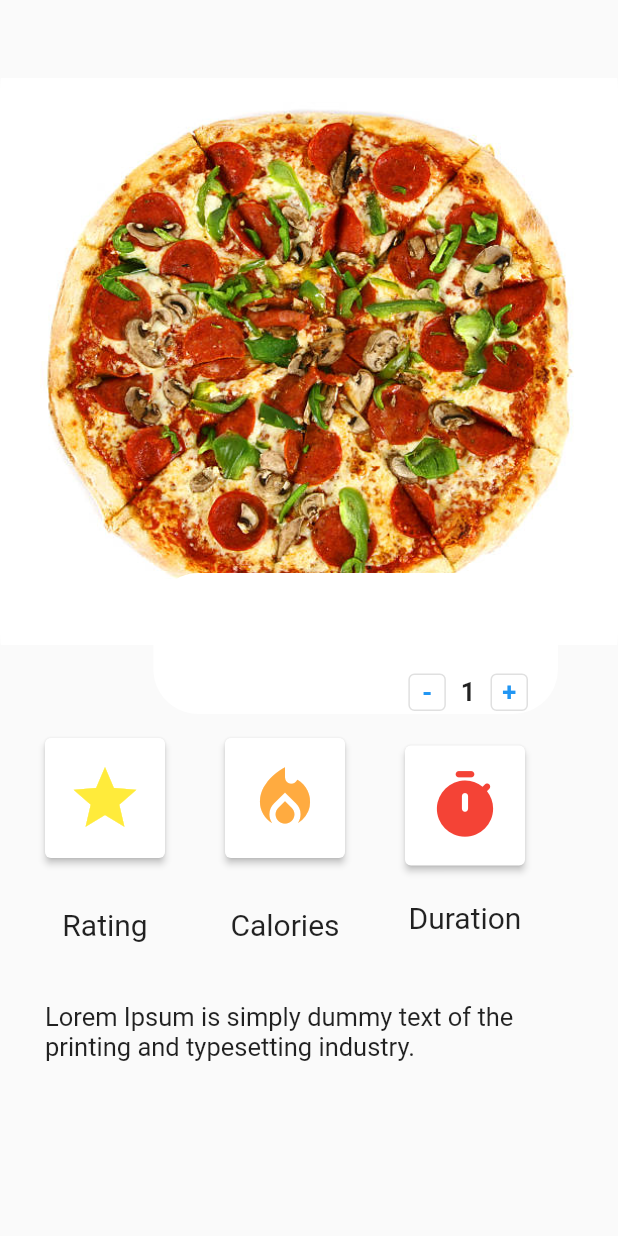
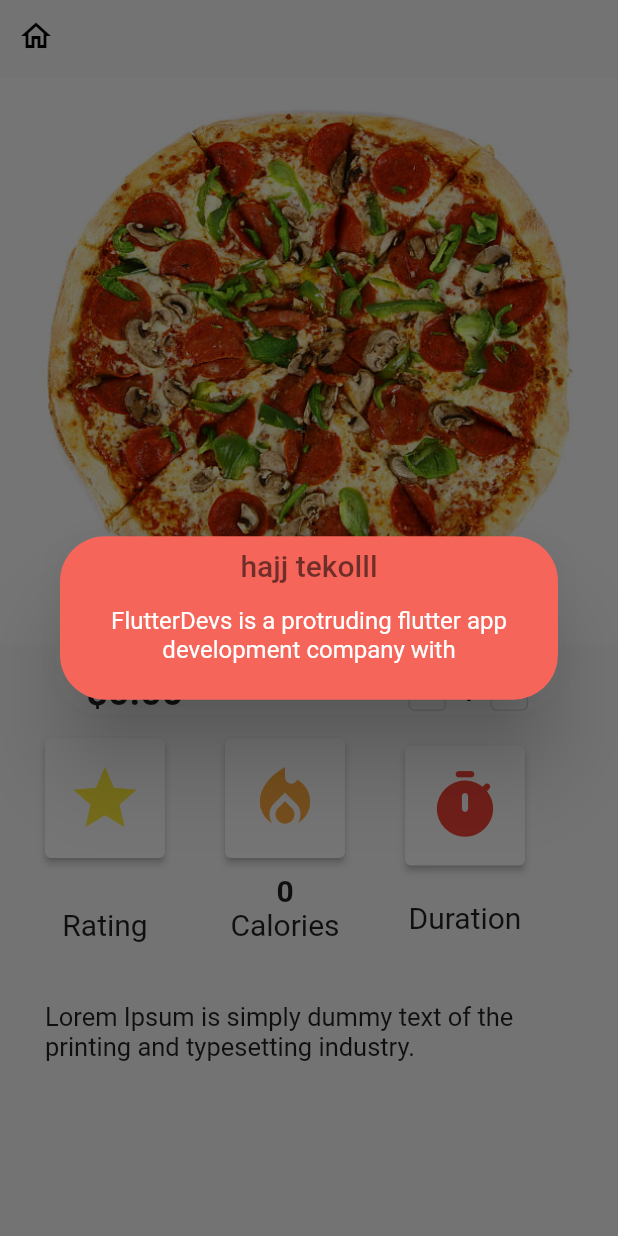
Before and after one commit to karenchehade/food-delivery, a Flutter app: the DetailPage screen opened directly with empty values, after a tap on an icon or button, on a phone screen of 412 x 824 dp. Run offline on Flutter 3.47's test engine with Material 2 defaults, Android fonts, the phone set to English and light mode, and no system bars; our stand-ins replace flutter_svg, get.

Commit message:
app done with Getx

```diff
--- a/lib/detail-controller.dart
+++ b/lib/detail-controller.dart
@@ -1,13 +1,12 @@
 import 'package:get/get.dart';
 
 class DetailController extends GetxController {
-  int quantity = 0;
+  int quantity = 1;
   int price = 1;
+  int calorie = 0;
 
   @override
   void onInit() {
-    addQuantity();
-    removeQuantity();
     super.onInit();
   }
 
@@ -21,8 +20,9 @@ class DetailController extends GetxController {
     update();
   }
 
-  void updatePrice() {
-    price = price * quantity;
+  void updatePrice(pri, cal) {
+    price = pri * quantity;
+    calorie = cal * quantity;
     update();
   }
 }
--- a/lib/detail-page.dart
+++ b/lib/detail-page.dart
@@ -1,6 +1,7 @@
 import 'package:flutter/cupertino.dart';
 import 'package:flutter/material.dart';
 import 'package:food/detail-controller.dart';
+import 'package:food/home-page.dart';
 import 'package:get/get.dart';
 
 class DetailPage extends StatelessWidget {
@@ -16,8 +17,10 @@ class DetailPage extends StatelessWidget {
         // appBar: AppBar(
         //   title: const Text('chattak'),
         //   backgroundColor: Colors.white,
+
         // ),
-      body: Container(
+        body: GetBuilder<DetailController>(
+      builder: (_) => Container(
         child: Column(
           children: [
             Stack(children: <Widget>[
@@ -29,6 +32,13 @@ class DetailPage extends StatelessWidget {
                       image: AssetImage('assets/images/img5.jpg'),
                     ),
                   )),
+              Container(
+                child: IconButton(
+                  onPressed: () => Get.to(() => MyHomePage()),
+                  icon: const Icon(Icons.home_outlined),
+                  color: Colors.black,
+                ),
+              ),
               Positioned(
                 right: 30,
                 top: height / 2 - 40,
@@ -52,17 +62,26 @@ class DetailPage extends StatelessWidget {
                       ),
                       Row(
                         children: [
-                          Text(
-                            Get.arguments['price'],
-                            style: TextStyle(
-                                fontSize: 25, fontWeight: FontWeight.bold),
+                          detailController.price != 1
+                              ? Text(
+                                  // ignore: prefer_interpolation_to_compose_strings
+                                  '\$' +
+                                      detailController.price.toString() +
+                                      '.00',
+                                  style: const TextStyle(
+                                      fontSize: 25,
+                                      fontWeight: FontWeight.bold),
+                                )
+                              : Text(
+                                  '\$' + Get.arguments['price'] + '.00',
+                                  style: const TextStyle(
+                                      fontSize: 25,
+                                      fontWeight: FontWeight.bold),
                                 ),
                           const SizedBox(
                             width: 150,
                           ),
-                          GetBuilder<DetailController>(
-                              builder: (_) => Container(
-                                    child: Row(children: [
+                          Row(children: [
                             Container(
                               height: 25,
                               width: 25,
@@ -71,7 +90,25 @@ class DetailPage extends StatelessWidget {
                                   padding: const EdgeInsets.all(0),
                                 ),
                                 onPressed: () {
+                                      if (detailController.quantity > 1) {
                                     detailController.removeQuantity();
+                                    detailController.updatePrice(
+                                        int.parse(Get.arguments['price']),
+                                        int.parse(Get.arguments['calories']));
+                                  } else {
+                                    Get.defaultDialog(
+                                        title: "hajj tekolll",
+                                        middleText:
+                                            "FlutterDevs is a protruding flutter app development company with "
+                                           ,
+                                        backgroundColor: Color.fromARGB(255, 245, 101, 90),
+                                        titleStyle:
+                                            TextStyle(color: Colors.black54),
+                                        middleTextStyle:
+                                            TextStyle(color: Colors.white),
+                                        radius: 30);
+                                  }
+
                                 },
                                 child: const Text(
                                   '-',
@@ -82,10 +119,10 @@ class DetailPage extends StatelessWidget {
                               ),
                             ),
                             Container(
-                                          margin: const EdgeInsets.only(
-                                              right: 10, left: 10),
+                                margin:
+                                    const EdgeInsets.only(right: 10, left: 10),
                                 child: Text(
-                                            detailController.price.toString(),
+                                  detailController.quantity.toString(),
                                   style: TextStyle(
                                       fontSize: 17,
                                       fontWeight: FontWeight.bold),
@@ -99,6 +136,9 @@ class DetailPage extends StatelessWidget {
                                 ),
                                 onPressed: () {
                                detailController.addQuantity();
+                                  detailController.updatePrice(
+                                      int.parse(Get.arguments['price']),
+                                      int.parse(Get.arguments['calories']));
                                 },
                                 child: const Text(
                                   '+',
@@ -109,7 +149,6 @@ class DetailPage extends StatelessWidget {
                               ),
                             ),
                           ]),
-                                  ))
                         ],
                       )
                     ],
@@ -167,9 +206,15 @@ class DetailPage extends StatelessWidget {
                               size: 50,
                             )),
                       ),
-                      Text(Get.arguments['calories'],
-                          style: TextStyle(
-                              fontSize: 20, fontWeight: FontWeight.bold)),
+                      detailController.calorie != 0
+                          ? Text(detailController.calorie.toString(),
+                              style: const TextStyle(
+                                  fontSize: 20, fontWeight: FontWeight.bold))
+                          : Text(
+                              Get.arguments['calories'],
+                              style: const TextStyle(
+                                  fontSize: 20, fontWeight: FontWeight.bold),
+                            ),
                       const Text('Calories',
                           style: TextStyle(
                               fontSize: 20, fontWeight: FontWeight.normal)),
@@ -216,6 +261,6 @@ class DetailPage extends StatelessWidget {
           ],
         ),
       ),
-    );
+    ));
   }
 }
--- a/lib/home-page.dart
+++ b/lib/home-page.dart
@@ -11,7 +11,7 @@ class MyHomePage extends StatelessWidget {
     var popItems = [
       {
         "name": "Greek Pizza",
-        "price": "\$15.00",
+        "price": "15",
         "rating": "4.7",
         "calories": "229",
         "duration": "30",
@@ -19,7 +19,7 @@ class MyHomePage extends StatelessWidget {
       },
       {
         "name": "Italian Pizza",
-        "price": "\$25.00",
+        "price": "25",
         "rating": "5.00",
         "calories": "548",
         "duration": "45",
@@ -27,7 +27,7 @@ class MyHomePage extends StatelessWidget {
       },
       {
         "name": "Calfornia Pizza",
-        "price": "\$20.00",
+        "price": "20",
         "rating": "3.2",
         "calories": "229",
         "duration": "20",
@@ -35,7 +35,7 @@ class MyHomePage extends StatelessWidget {
       },
       {
         "name": "kiko's Pizza",
-        "price": "\$15.00",
+        "price": "15",
         "rating": "4.7",
         "calories": "229",
         "duration": "15",
@@ -162,7 +162,7 @@ class MyHomePage extends StatelessWidget {
                         Column(
                           children:[
                             Text(popItems[i]['name'].toString()),
-                            Text( popItems[i]['price'].toString()),
+                            Text(   '\$' + popItems[i]['price'].toString() + '.00'),
                           ],
                         ),
                         const SizedBox(
```
Lines whose indentation alone changed are shown as unchanged.
